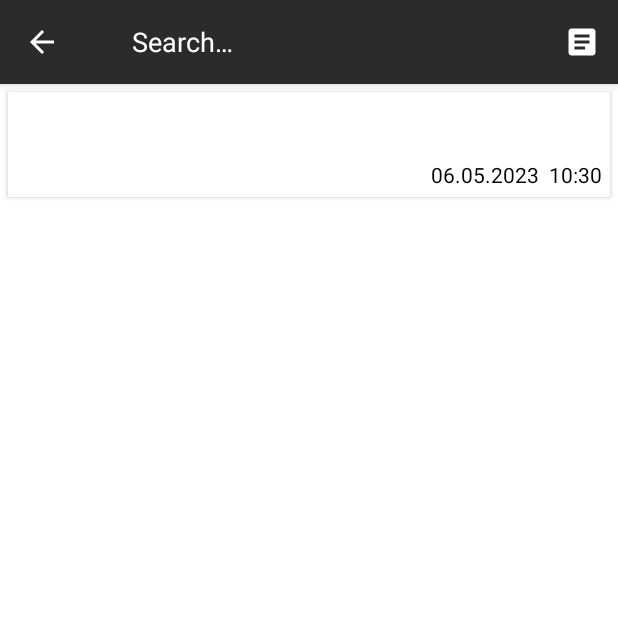
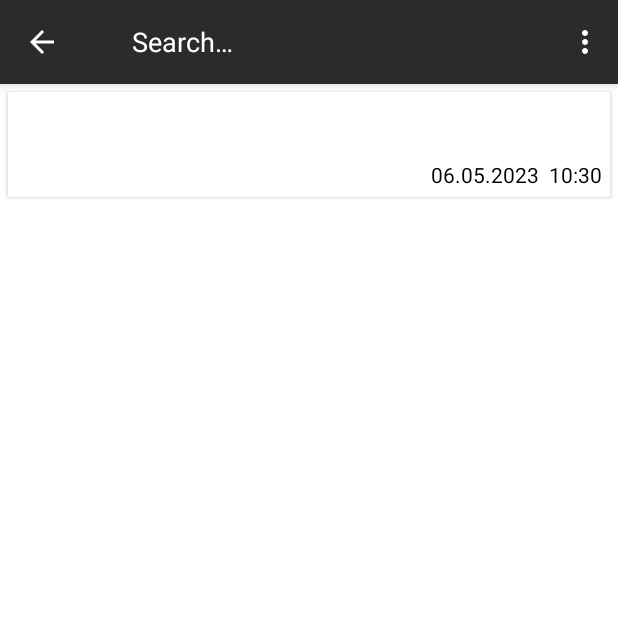
Before and after one commit to kindeev63/Notes, an Android app: the screen it shows after launch (MainActivity), after a tap on "Search", on a phone screen of 412 x 824 dp, the top half of it. Run offline under Robolectric (Android 15) with nearby library versions, the phone set to English and light mode, and no system bars; our stand-ins replace Room's generated code; 1 other tap on this screen came first.

```diff
--- a/app/src/main/java/com/kindeev/notes/activities/MainActivity.kt
+++ b/app/src/main/java/com/kindeev/notes/activities/MainActivity.kt
@@ -20,6 +20,7 @@ import androidx.core.view.forEach
 import com.kindeev.notes.MainApp
 import com.kindeev.notes.NoteViewModel
 import com.kindeev.notes.R
+import com.kindeev.notes.fragments.RemindersFragment
 
 class MainActivity : AppCompatActivity() {
     private lateinit var binding: ActivityMainBinding
@@ -93,6 +94,11 @@ class MainActivity : AppCompatActivity() {
     override fun onCreateOptionsMenu(menu: Menu?): Boolean {
         menuInflater.inflate(R.menu.main_menu, menu)
         this.menu = menu
+
+
+
+        when (FragmentManager.currentFrag){
+            is NotesFragment -> {
                 if (noteViewModel.selectedNotes.size == 0){
                     menu?.forEach {
                         it.isVisible = it.itemId != R.id.delete_item
@@ -102,6 +108,15 @@ class MainActivity : AppCompatActivity() {
                         it.isVisible = it.itemId == R.id.delete_item || it.itemId == R.id.action_search
                     }
                 }
+            }
+            is CategoriesFragment -> {}
+            is RemindersFragment -> {}
+        }
+        menu?.findItem(R.id.note_item)?.isVisible = FragmentManager.currentFrag !is NotesFragment
+        menu?.findItem(R.id.category_item)?.isVisible = FragmentManager.currentFrag !is CategoriesFragment
+        menu?.findItem(R.id.reminder_item)?.isVisible = FragmentManager.currentFrag !is RemindersFragment
+
+
         val searchItem = menu?.findItem(R.id.action_search)
         val searchView = searchItem?.actionView as SearchView
         searchView.findViewById<EditText>(androidx.appcompat.R.id.search_src_text)
@@ -133,27 +148,35 @@ class MainActivity : AppCompatActivity() {
 
     override fun onOptionsItemSelected(item: MenuItem): Boolean {
 
-        if (item.itemId!= R.id.action_search && item.itemId!=android.R.id.home){
+        if (item.itemId==R.id.delete_item){
+            menu?.forEach {
+                it.isVisible = it.itemId != R.id.delete_item
+            }
+        }
         val searchItem = menu?.findItem(R.id.action_search)
         val searchView = searchItem?.actionView as SearchView
         searchView.setQuery("", false)
         searchView.isIconified = true
         searchItem.collapseActionView()
-            menu?.forEach {
-                it.isVisible = it.itemId != R.id.delete_item
-            }
-        }
         when (item.itemId) {
             R.id.category_item -> {
                 noteViewModel.selectedNotes.clear()
-                supportActionBar?.title = if (FragmentManager.currentFrag is NotesFragment) {
                 FragmentManager.setFragment(CategoriesFragment.newInstance(), this)
-                    resources.getString(R.string.categories)
-                } else {
+                supportActionBar?.title = resources.getString(R.string.categories)
+            }
+
+            R.id.reminder_item -> {
+                noteViewModel.selectedNotes.clear()
+                FragmentManager.setFragment(RemindersFragment.newInstance(), this)
+                supportActionBar?.title = resources.getString(R.string.reminders)
+            }
+
+            R.id.note_item -> {
                 FragmentManager.setFragment(NotesFragment.newInstance(), this)
-                    resources.getString(R.string.all_notes)
+                supportActionBar?.title = resources.getString(R.string.all_notes)
             }
-            }
+
+
             android.R.id.home -> {
                 binding.drawer.openDrawer(GravityCompat.START)
             }
@@ -165,6 +188,9 @@ class MainActivity : AppCompatActivity() {
 
             }
         }
+        menu?.findItem(R.id.note_item)?.isVisible = FragmentManager.currentFrag !is NotesFragment
+        menu?.findItem(R.id.category_item)?.isVisible = FragmentManager.currentFrag !is CategoriesFragment
+        menu?.findItem(R.id.reminder_item)?.isVisible = FragmentManager.currentFrag !is RemindersFragment
         return true
     }
 
@@ -176,6 +202,9 @@ class MainActivity : AppCompatActivity() {
             FragmentManager.setFragment(NotesFragment.newInstance(), this)
             val notesFrag = FragmentManager.currentFrag as NotesFragment
             notesFrag.currentCategoryName = categoryName
+            menu?.findItem(R.id.note_item)?.isVisible = false
+            menu?.findItem(R.id.category_item)?.isVisible = true
+            menu?.findItem(R.id.reminder_item)?.isVisible = true
         } else {
             val notesFrag = FragmentManager.currentFrag as NotesFragment
             notesFrag.currentCategoryName = categoryName
--- a/app/src/main/res/menu/main_menu.xml
+++ b/app/src/main/res/menu/main_menu.xml
@@ -6,12 +6,20 @@
         android:icon="@drawable/ic_search"
         android:title="@string/search"
         app:actionViewClass="androidx.appcompat.widget.SearchView"
-        app:showAsAction="ifRoom|collapseActionView" />
+        app:showAsAction="always|collapseActionView" />
+    <item
+        android:id="@+id/note_item"
+        android:title="@string/app_name"
+        app:showAsAction="never"/>
     <item
         android:id="@+id/category_item"
-        android:icon="@drawable/ic_category"
         android:title="@string/categories"
-        app:showAsAction="ifRoom"/>
+        app:showAsAction="never"/>
+    <item
+        android:id="@+id/reminder_item"
+        android:title="@string/reminders"
+        app:showAsAction="never"/>
+
     <item
         android:id="@+id/delete_item"
         android:icon="@drawable/ic_delete"
--- a/app/src/main/res/values/strings.xml
+++ b/app/src/main/res/values/strings.xml
@@ -18,4 +18,5 @@
     <string name="note">Note</string>
     <string name="empty">Empty</string>
     <string name="category_name_is_empty">Category name is empty</string>
+    <string name="reminders">Reminders</string>
 </resources>
```
Also changed, not shown: app/src/main/java/com/kindeev/notes/fragments/RemindersFragment.kt (added, +34 -0 lines), app/src/main/res/layout/fragment_reminders.xml (added, +21 -0 lines), 1 other file. Lines whose indentation alone changed are shown as unchanged.
